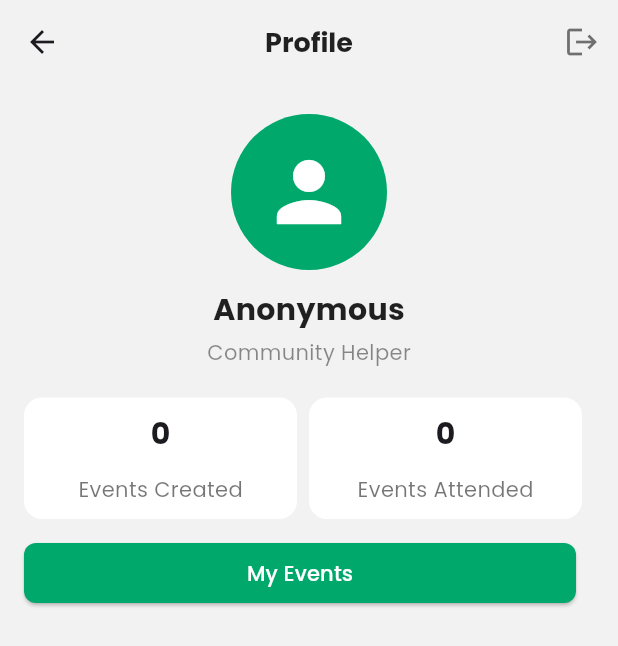
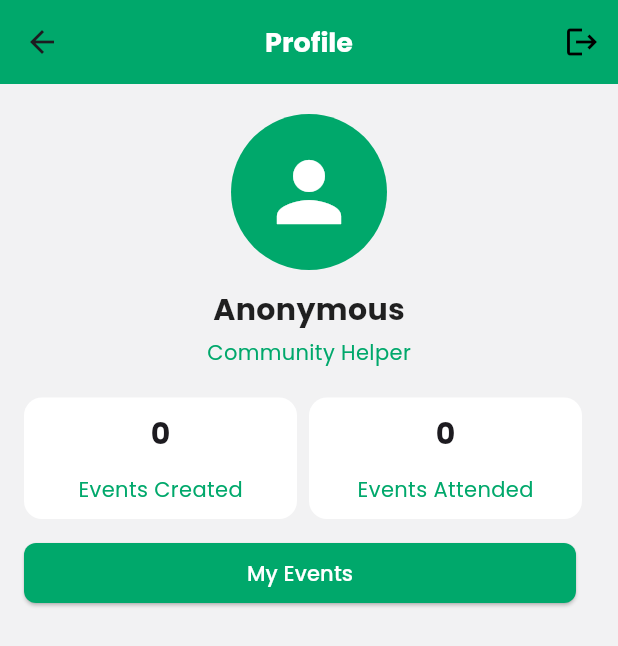
Before and after one commit to Clavatum/Micro_Volunteering_Hub, a Flutter app: the ProfileScreen screen opened directly, on a phone screen of 412 x 824 dp. Shown: the top 646 px of the screen. Run offline on Flutter 3.47's test engine with Material 3 defaults, Android fonts, the light colour scheme and no system bars; our stand-ins replace cloud_firestore, connectivity_plus, firebase_auth, firebase_core, flutter_map, flutter_riverpod and 8 more; accounts and stored records are empty; network calls fail.

Commit message:
chore: app loading screen and profile screen UI updated

```diff
--- a/lib/Screens/profile_screen.dart
+++ b/lib/Screens/profile_screen.dart
@@ -101,7 +101,9 @@ class _ProfileScreenState extends ConsumerState<ProfileScreen> {
 
   Future<void> uploadToCloudinary() async {
     if (_image == null || !mounted) return;
-    final url = Uri.parse('https://api.cloudinary.com/v1_1/$cloudName/image/upload');
+    final url = Uri.parse(
+      'https://api.cloudinary.com/v1_1/$cloudName/image/upload',
+    );
 
     var request = http.MultipartRequest('POST', url)
       ..fields['upload_preset'] = unsignedPresetName
@@ -121,16 +123,16 @@ class _ProfileScreenState extends ConsumerState<ProfileScreen> {
 
   int _selectedTab = 0;
 
-  Widget userAvatar(String? localPath){
-    if(localPath == null || localPath.isEmpty){
+  Widget userAvatar(String? localPath) {
+    if (localPath == null || localPath.isEmpty) {
       return const CircleAvatar(
         radius: 52,
         backgroundColor: primary,
         child: ClipOval(
-          child: Icon(Icons.person, size: 64, color: Colors.white)
+          child: Icon(Icons.person, size: 64, color: Colors.white),
         ),
       );
-    }else{
+    } else {
       return CircleAvatar(
         radius: 52,
         backgroundColor: primary,
@@ -138,9 +140,9 @@ class _ProfileScreenState extends ConsumerState<ProfileScreen> {
       );
     }
   }
+
   @override
   Widget build(BuildContext context) {
-
     var userData = ref.watch(userProvider);
 
     List<Event> userEvents = userData['users_events'] ?? [];
@@ -150,20 +152,20 @@ class _ProfileScreenState extends ConsumerState<ProfileScreen> {
     return Scaffold(
       backgroundColor: background,
       appBar: AppBar(
-        backgroundColor: Colors.transparent,
+        backgroundColor: primary,
         elevation: 0,
         centerTitle: true,
         title: Text(
           'Profile',
           style: GoogleFonts.poppins(
-            color: Colors.black87,
+            color: Colors.white,
             fontWeight: FontWeight.w700,
             fontSize: 18,
           ),
         ),
         actions: [
           IconButton(
-            icon: const Icon(Icons.logout, color: Colors.black54),
+            icon: const Icon(Icons.logout, color: Colors.black),
             onPressed: () async {
               await ref.read(authControllerProvider.notifier).logout();
               Navigator.of(context).pop();
@@ -199,7 +201,7 @@ class _ProfileScreenState extends ConsumerState<ProfileScreen> {
                     role,
                     style: GoogleFonts.poppins(
                       fontSize: 14,
-                      color: Colors.black45,
+                      color: primary,
                     ),
                   ),
                 ],
@@ -229,7 +231,7 @@ class _ProfileScreenState extends ConsumerState<ProfileScreen> {
                         const SizedBox(height: 12),
                         Text(
                           'Events Created',
-                          style: GoogleFonts.poppins(color: Colors.black54),
+                          style: GoogleFonts.poppins(color: primary),
                         ),
                       ],
                     ),
@@ -256,7 +258,7 @@ class _ProfileScreenState extends ConsumerState<ProfileScreen> {
                         const SizedBox(height: 12),
                         Text(
                           'Events Attended',
-                          style: GoogleFonts.poppins(color: Colors.black54),
+                          style: GoogleFonts.poppins(color: primary),
                         ),
                       ],
                     ),
@@ -270,8 +272,12 @@ class _ProfileScreenState extends ConsumerState<ProfileScreen> {
                 Expanded(
                   child: ElevatedButton(
                     style: ElevatedButton.styleFrom(
-                      backgroundColor: _selectedTab == 0 ? primary : Colors.white,
-                      foregroundColor: _selectedTab == 0 ? Colors.white : primary,
+                      backgroundColor: _selectedTab == 0
+                          ? primary
+                          : Colors.white,
+                      foregroundColor: _selectedTab == 0
+                          ? Colors.white
+                          : primary,
                       shape: RoundedRectangleBorder(
                         borderRadius: BorderRadius.circular(8),
                       ),
@@ -314,9 +320,14 @@ class _ProfileScreenState extends ConsumerState<ProfileScreen> {
                         fit: BoxFit.cover,
                         errorBuilder: (context, error, stackTrace) {
                           return Container(
-                            width: 80, height: 60,
+                            width: 80,
+                            height: 60,
                             color: Colors.green,
-                            child: Icon(Icons.event, size: 48, color: Colors.black),
+                            child: Icon(
+                              Icons.event,
+                              size: 48,
+                              color: Colors.black,
+                            ),
                           );
                         },
                       ),
```
Also changed, not shown: lib/Screens/app_loading_screen.dart (+42 -34 lines), lib/utils/snackbar_service.dart (+4 -3 lines).
